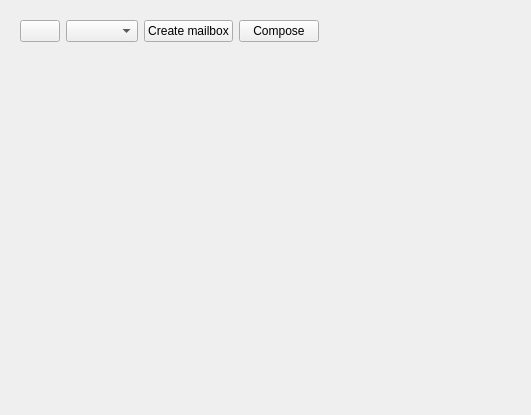
This is galacteek/ui/forms/dmessenger.ui in pinnaculum/galacteek as Qt 5 draws it before an edit. The edited form follows.
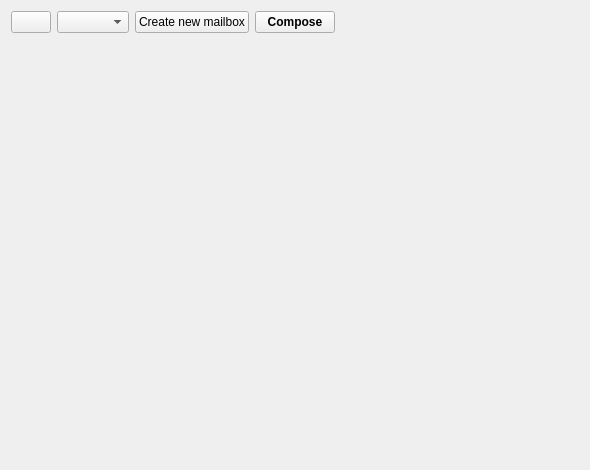
This is the edited form. Icons and pictures are not drawn.

The edit to the form file:
```diff
--- a/galacteek/ui/forms/dmessenger.ui
+++ b/galacteek/ui/forms/dmessenger.ui
@@ -6,8 +6,8 @@
    <rect>
     <x>0</x>
     <y>0</y>
-    <width>531</width>
-    <height>415</height>
+    <width>590</width>
+    <height>470</height>
    </rect>
   </property>
   <property name="windowTitle">
@@ -15,22 +15,6 @@
   </property>
   <layout class="QVBoxLayout" name="verticalLayout_2">
    <item>
-    <layout class="QVBoxLayout" name="verticalLayout">
-     <item>
-      <widget class="QStackedWidget" name="stackedWidget">
-       <widget class="QWidget" name="page">
-        <layout class="QHBoxLayout" name="horizontalLayout_3">
-         <item>
-          <layout class="QGridLayout" name="gridLayout">
-           <item row="1" column="0">
-            <widget class="QStackedWidget" name="mailBoxStack">
-             <widget class="QWidget" name="page_5"/>
-             <widget class="QWidget" name="page_6"/>
-            </widget>
-           </item>
-           <item row="0" column="0">
-            <layout class="QVBoxLayout" name="verticalLayout_4">
-             <item>
               <layout class="QHBoxLayout" name="horizontalLayout_4">
                <item>
                 <widget class="QPushButton" name="copyBmKeyButton">
@@ -52,12 +36,21 @@
                <item>
                 <widget class="QPushButton" name="createMailboxButton">
                  <property name="text">
-                  <string>Create mailbox</string>
+        <string>Create new mailbox</string>
                  </property>
                 </widget>
                </item>
                <item>
                 <widget class="QPushButton" name="composeButton">
+       <property name="font">
+        <font>
+         <weight>75</weight>
+         <bold>true</bold>
+        </font>
+       </property>
+       <property name="styleSheet">
+        <string notr="true"/>
+       </property>
                  <property name="text">
                   <string>Compose</string>
                  </property>
@@ -67,9 +60,37 @@
                  </property>
                 </widget>
                </item>
-              </layout>
-             </item>
-            </layout>
+     <item>
+      <spacer name="horizontalSpacer">
+       <property name="orientation">
+        <enum>Qt::Horizontal</enum>
+       </property>
+       <property name="sizeHint" stdset="0">
+        <size>
+         <width>40</width>
+         <height>20</height>
+        </size>
+       </property>
+      </spacer>
+     </item>
+    </layout>
+   </item>
+   <item>
+    <layout class="QVBoxLayout" name="verticalLayout">
+     <item>
+      <widget class="QStackedWidget" name="stackedWidget">
+       <widget class="QWidget" name="page">
+        <layout class="QHBoxLayout" name="horizontalLayout_3">
+         <item>
+          <layout class="QGridLayout" name="gridLayout">
+           <item row="1" column="0">
+            <widget class="QStackedWidget" name="mailBoxStack">
+             <widget class="QWidget" name="page_5"/>
+             <widget class="QWidget" name="page_6"/>
+            </widget>
+           </item>
+           <item row="0" column="0">
+            <layout class="QVBoxLayout" name="verticalLayout_4"/>
            </item>
           </layout>
          </item>
```
Lines whose indentation alone changed are shown as unchanged.
